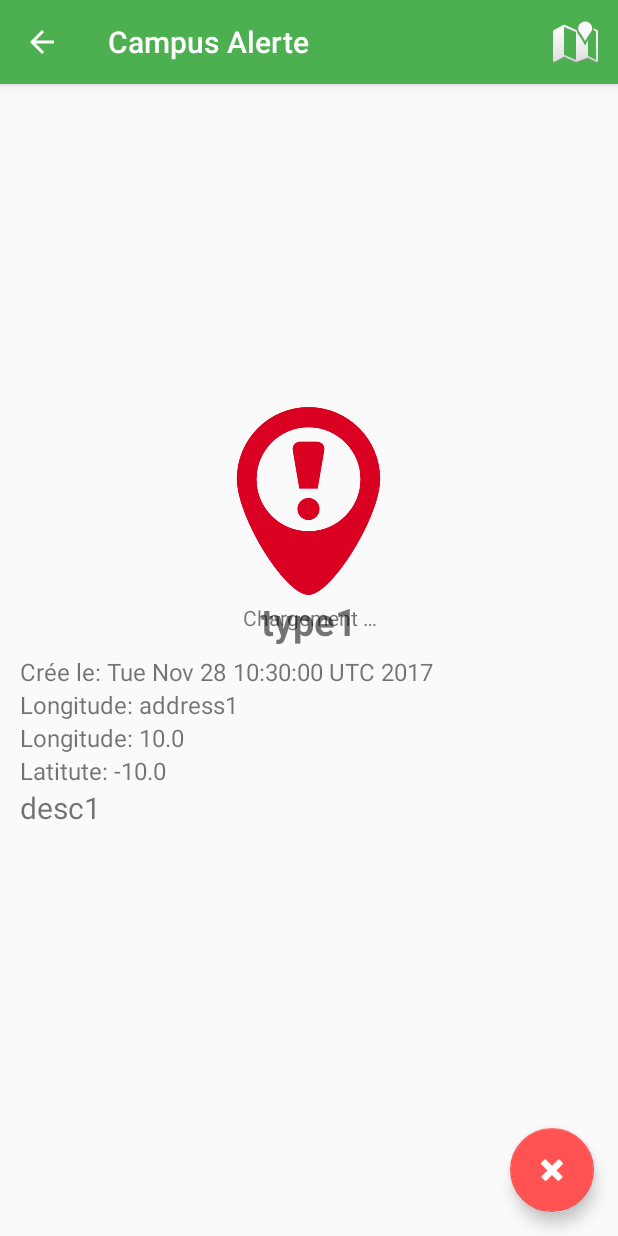
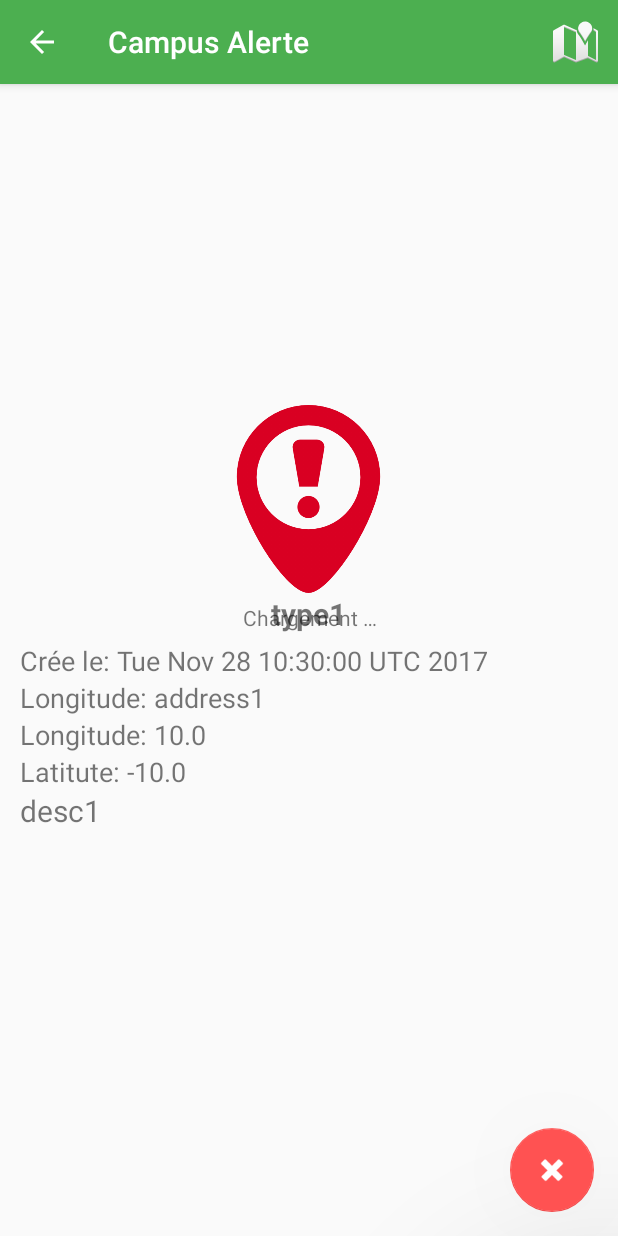
Before and after one commit to Sparow199/CampusAlert, an Android app: the screen it shows after launch (MainActivity), after a tap on "type1", on a phone screen of 412 x 824 dp. Run offline under Robolectric (Android 15) with nearby library versions, the phone set to English and light mode, and no system bars; our stand-ins replace Room's generated code, data binding; 4 statements that could not run were skipped.

```diff
--- a/app/src/main/res/layout/alert_list_item.xml
+++ b/app/src/main/res/layout/alert_list_item.xml
@@ -31,7 +31,7 @@
                 android:layout_height="wrap_content"
                 android:contentDescription="@string/type"
                 android:text="@{alert.getType()}"
-                android:textSize="@dimen/alert_text"
+                android:textSize="@dimen/alert_header2"
                 android:textStyle="bold" />
 
             <TextView
--- a/app/src/main/res/layout/fragment_alert_details.xml
+++ b/app/src/main/res/layout/fragment_alert_details.xml
@@ -117,6 +117,7 @@
             android:src="@android:drawable/ic_delete"
             android:tint="@android:color/white"
             app:backgroundTint="@color/colorAccent"
+            app:elevation="100dp"
             app:fabSize="normal" />
 
     </android.support.design.widget.CoordinatorLayout>
--- a/app/src/main/res/layout/fragment_alert_list.xml
+++ b/app/src/main/res/layout/fragment_alert_list.xml
@@ -43,8 +43,8 @@
             <TextView
                 android:layout_width="match_parent"
                 android:layout_height="wrap_content"
-                android:layout_marginBottom="20dp"
-                android:layout_marginTop="20dp"
+                android:layout_marginBottom="15dp"
+                android:layout_marginTop="25dp"
                 android:gravity="center_horizontal"
                 android:text="@string/campus_alerts"
                 android:textAlignment="center"
@@ -55,7 +55,7 @@
                 android:id="@+id/alert_list"
                 android:layout_width="match_parent"
                 android:layout_height="match_parent"
-                android:layout_marginTop="10dp"
+                android:layout_marginTop="15dp"
                 android:contentDescription="@string/alert_list"
                 app:layoutManager="LinearLayoutManager"/>
 
--- a/app/src/main/res/values/dimens.xml
+++ b/app/src/main/res/values/dimens.xml
@@ -3,9 +3,9 @@
     <dimen name="item_horizontal_margin">8dp</dimen>
     <dimen name="activity_vertical_margin">16dp</dimen>
     <dimen name="fab_margin">16dp</dimen>
-    <dimen name="alert_header1">25sp</dimen>
+    <dimen name="alert_header1">20sp</dimen>
     <dimen name="alert_header2">20sp</dimen>
-    <dimen name="alert_text">16sp</dimen>
+    <dimen name="alert_text">18sp</dimen>
     <dimen name="logo_width">150dp</dimen>
     <dimen name="logo_height">125dp</dimen>
 </resources>
```
